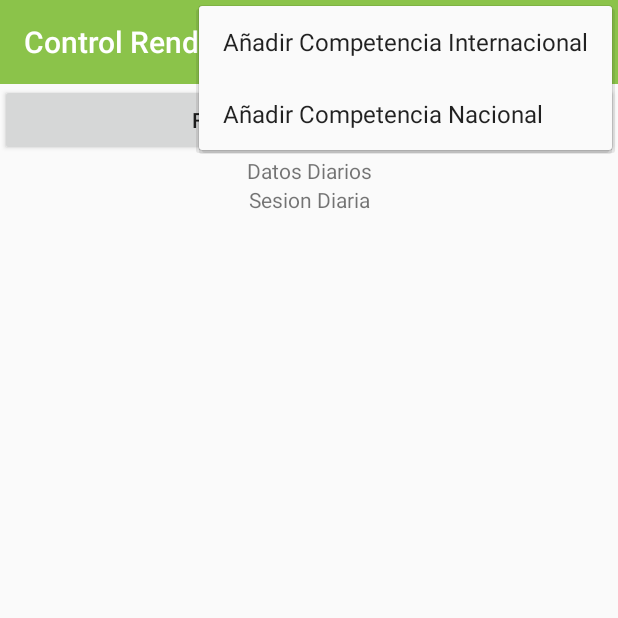
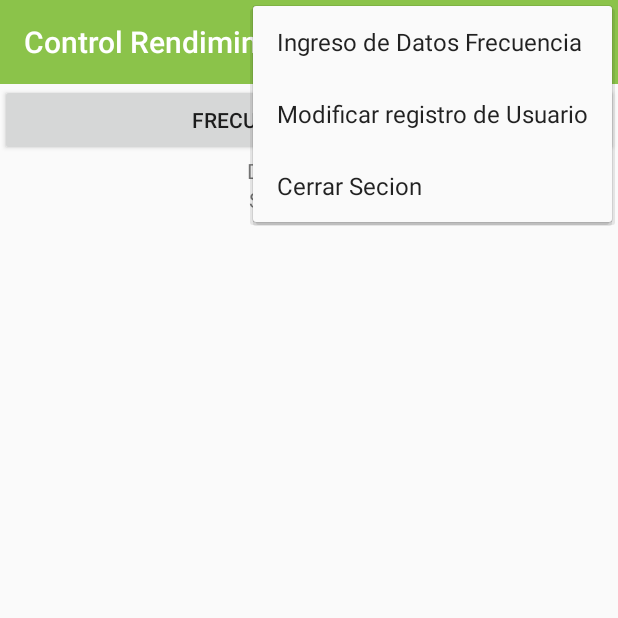
Before and after one commit to Summy21/ControlRendimiento, an Android app: the screen it shows after launch once a user with an empty profile is signed in (DiariaActivity), with the options menu open, on a phone screen of 412 x 824 dp, the top half of it. Run offline under Robolectric (Android 15) with nearby library versions, the phone set to English and light mode, and no system bars; our stand-ins replace Firebase (no records; nobody signed in at launch, a user with empty details on screens opened directly); 2 statements that could not run were skipped.

Commit message:
adicion de boton cerrar secion y su funcionalidad en pantalla atleta

```diff
--- a/app/src/main/java/com/example/summy/controlrendimiento/views/DiariaActivity.java
+++ b/app/src/main/java/com/example/summy/controlrendimiento/views/DiariaActivity.java
@@ -6,9 +6,11 @@ import android.support.v7.app.AppCompatActivity;
 import android.support.v7.widget.Toolbar;
 import android.view.Menu;
 import android.view.MenuItem;
+import android.widget.Toast;
 
+import com.example.summy.controlrendimiento.MainActivity;
 import com.example.summy.controlrendimiento.R;
-import com.example.summy.controlrendimiento.views.DatosFrecuenciaVolumenActivity;
+import com.google.firebase.auth.FirebaseAuth;
 
 
 /**
@@ -20,6 +22,10 @@ public class DiariaActivity extends AppCompatActivity{
     //herramienta para crer el toolbar
     Toolbar toolbar;
 
+    //// Cerrando secion
+    private FirebaseAuth mAuth;
+    private FirebaseAuth.AuthStateListener mAuthListener;
+
     @Override
     protected void onCreate(Bundle savedInstanceState) {
         super.onCreate(savedInstanceState);
@@ -29,6 +35,11 @@ public class DiariaActivity extends AppCompatActivity{
         toolbar = (Toolbar) findViewById(R.id.tbMenu);
         toolbar.setTitle("Control Rendiminto");
         setSupportActionBar(toolbar);
+
+        ///// secion instancia
+        mAuth = FirebaseAuth.getInstance();
+
+
     }
 
     @Override
@@ -40,12 +51,25 @@ public class DiariaActivity extends AppCompatActivity{
     @Override
     public boolean onOptionsItemSelected(MenuItem item) {
         switch (item.getItemId()){
+            case R.id.item1:
+                startActivity(new Intent(getApplicationContext(),DatosFrecuenciaVolumenActivity.class));
+                break;
+        }
+        switch (item.getItemId()){
             case R.id.item2:
                 startActivity(new Intent(getApplicationContext(),DatosFrecuenciaVolumenActivity.class));
                 break;
         }
+
+
         switch (item.getItemId()){
             case R.id.item3:
+
+                mAuth.signOut();
+                Toast.makeText(DiariaActivity.this,"Cerrando Secion",Toast.LENGTH_LONG).show();
+                startActivity(new Intent(getApplicationContext(),MainActivity.class));
+                finish();
+
                 break;
         }
         return super.onOptionsItemSelected(item);
--- a/app/src/main/res/menu/menu.xml
+++ b/app/src/main/res/menu/menu.xml
@@ -2,14 +2,19 @@
 <menu xmlns:android="http://schemas.android.com/apk/res/android">
 
     <item
+        android:id="@+id/item1"
+        android:title="Ingreso de Datos Frecuencia"
+        android:icon="@mipmap/ic_launcher">
+    </item>
+    <item
         android:id="@+id/item2"
-        android:title="Añadir Competencia Internacional"
+        android:title="Modificar registro de Usuario"
         android:icon="@mipmap/ic_launcher">
     </item>
 
     <item
         android:id="@+id/item3"
-        android:title="Añadir Competencia Nacional"
+        android:title="Cerrar Secion"
         android:icon="@mipmap/ic_launcher">
     </item>
 </menu>
```
